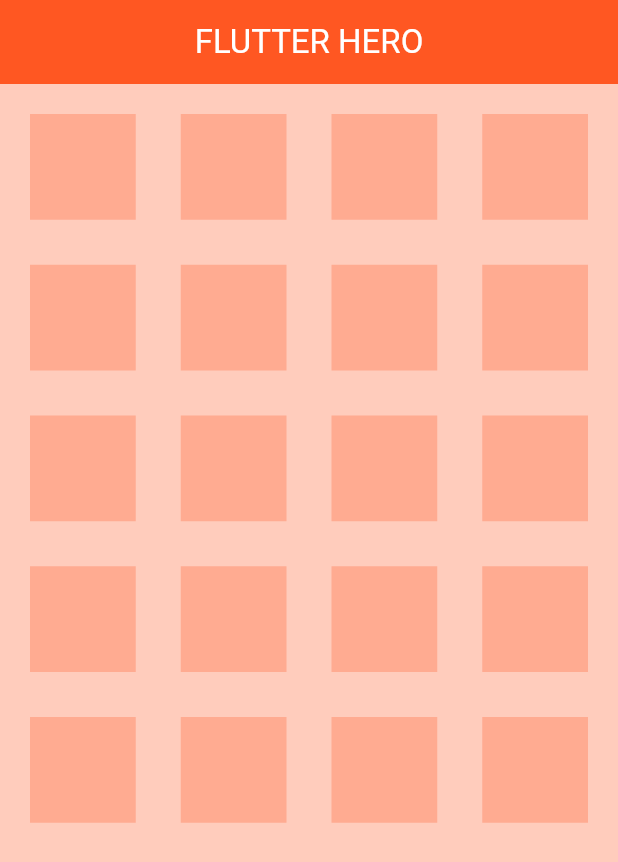
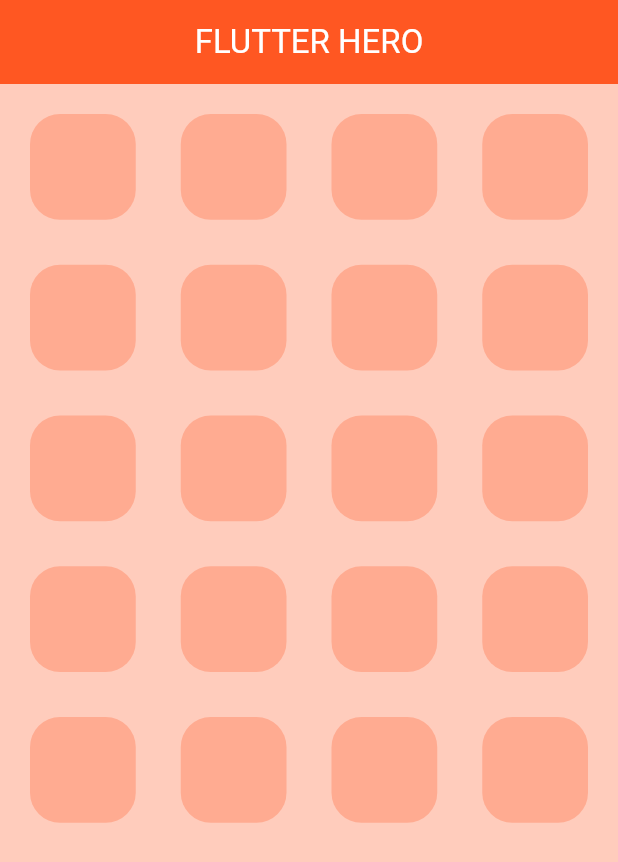
Before and after one commit to Nitishroy-7033/flutterwebdeploy, a Flutter app: the screen it shows after launch, on a phone screen of 412 x 824 dp. Shown: the top 862 px of the screen. Run offline on Flutter 3.47's test engine with Material 3 defaults, Android fonts, the light colour scheme and no system bars.

Commit message:
Border radius changes

```diff
--- a/lib/homepage.dart
+++ b/lib/homepage.dart
@@ -1,5 +1,4 @@
 import 'package:flutter/material.dart';
-import 'package:get/get.dart';
 
 class HomePage extends StatelessWidget {
   const HomePage({super.key});
@@ -29,8 +28,11 @@ class HomePage extends StatelessWidget {
               ),
               itemBuilder: (context, index) {
                 return Container(
-                    decoration:
-                        BoxDecoration(color: Colors.deepOrange.shade200));
+                  decoration: BoxDecoration(
+                    borderRadius: BorderRadius.circular(20),
+                    color: Colors.deepOrange.shade200,
+                  ),
+                );
               }),
         ));
   }
```
